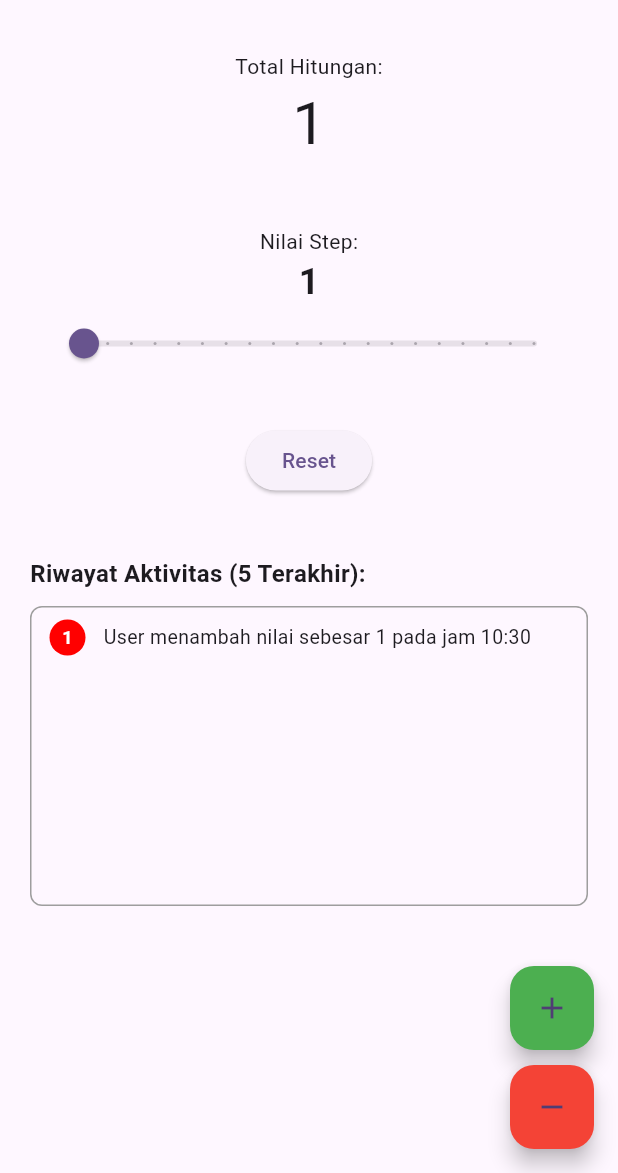
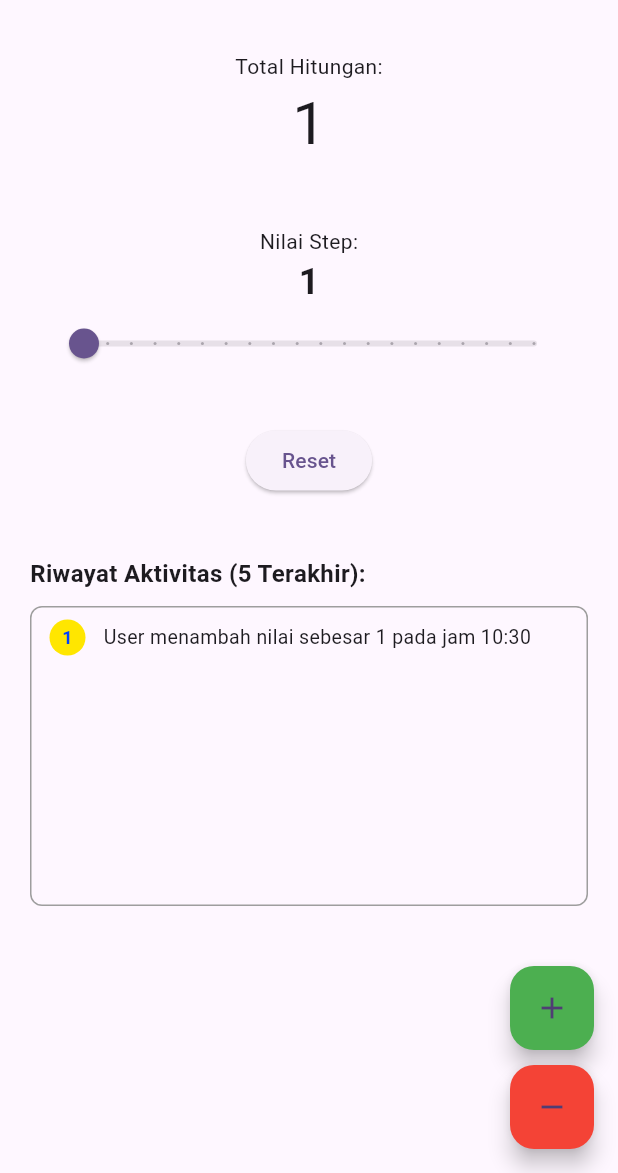
Before and after one commit to dzhax499/PY4_2C_D3_2024_Modul_071, a Flutter app: the screen it shows after launch, after a tap on the "add" icon, on a phone screen of 412 x 824 dp, the part 63-1236 px from its top. Run offline on Flutter 3.47's test engine with Material 3 defaults, Android fonts, the phone set to English and light mode, and no system bars.

Commit message:
edited color

```diff
--- a/MODUL_1/logbook_app_001/lib/counter_view.dart
+++ b/MODUL_1/logbook_app_001/lib/counter_view.dart
@@ -96,14 +96,14 @@ class _CounterViewState extends State<CounterView> {
                                     width: 24,
                                     height: 24,
                                     decoration: BoxDecoration(
-                                      color: const Color.fromARGB(255, 255, 0, 0),
+                                      color: const Color.fromARGB(255, 255, 230, 0),
                                       borderRadius: BorderRadius.circular(12),
                                     ),
                                     child: Center(
                                       child: Text(
                                         '${index + 1}',
                                         style: const TextStyle(
-                                          color: Colors.white,
+                                          color: Color.fromARGB(255, 0, 64, 255),
                                           fontSize: 12,
                                           fontWeight: FontWeight.bold,
                                         ),
```
